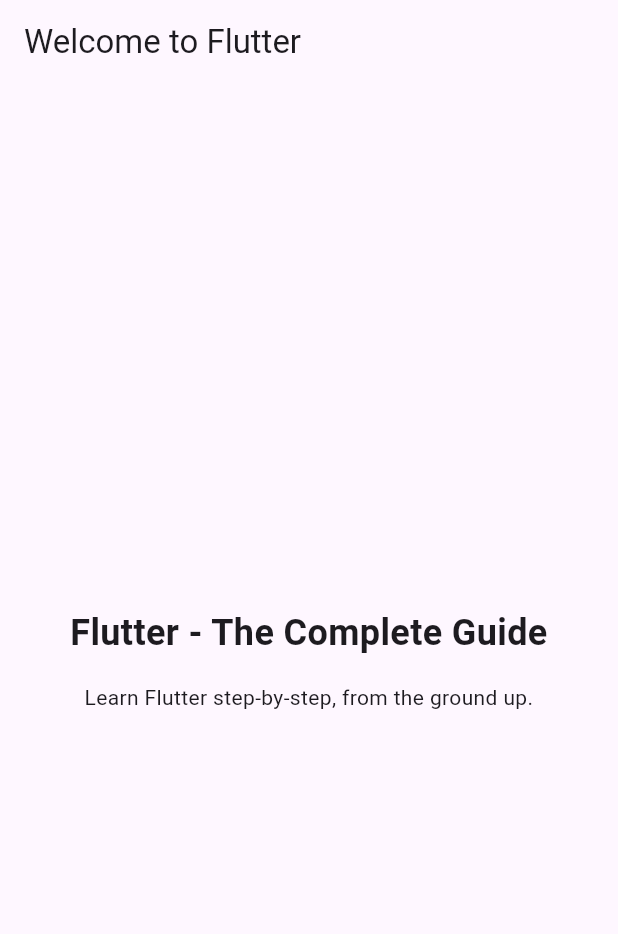
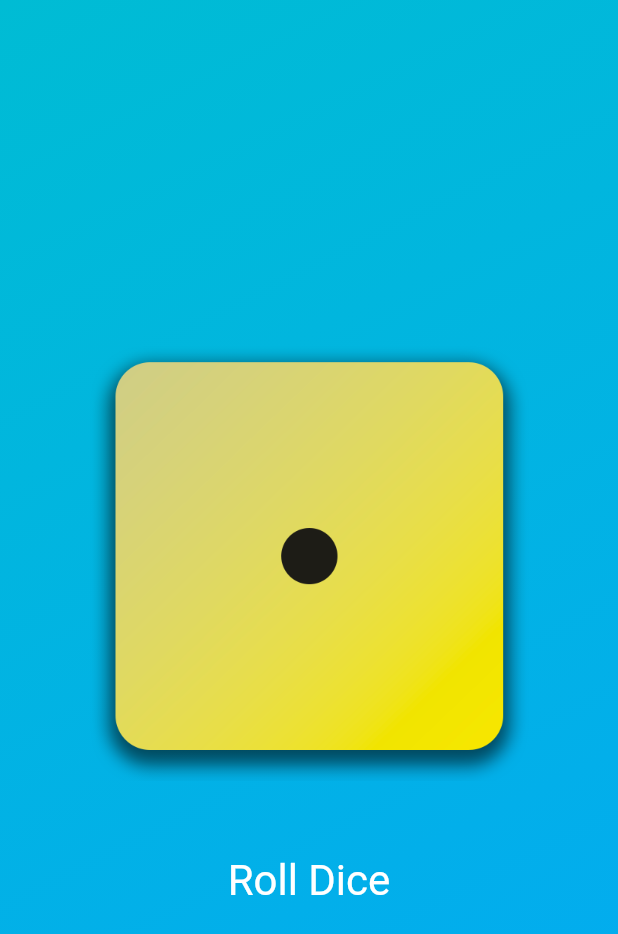
Before and after one commit to MrCoffe2k/Flutter-Dart-Course, a Flutter app: the screen it shows after launch, on a phone screen of 412 x 824 dp. Shown: the top 934 px of the screen. Run offline on Flutter 3.47's test engine with Material 2 defaults, Android fonts, the phone set to English and light mode, and no system bars.

Commit message:
Dice project

```diff
--- /dev/null
+++ b/flu_dar_course/lib/dice_roller.dart
@@ -0,0 +1,49 @@
+import 'package:flutter/material.dart';
+import 'dart:math';
+
+final randomizer = Random();
+
+class DiceRoller extends StatefulWidget {
+  const DiceRoller({super.key});
+
+  @override
+  State<DiceRoller> createState() {
+    return _DiceRollerState();
+  }
+}
+
+class _DiceRollerState extends State<DiceRoller> {
+  var currentDiceRoll = 1;
+
+  void rollDice() {
+    setState(() {
+      currentDiceRoll = randomizer.nextInt(6) + 1;
+    });
+  }
+
+  @override
+  Widget build(BuildContext context) {
+    return Column(
+      mainAxisSize: MainAxisSize.min,
+      children: [
+        Image.asset(
+          'assets/images/dice-images/dice-$currentDiceRoll.png',
+          width: 300,
+        ),
+        TextButton(
+          onPressed: rollDice,
+          style: TextButton.styleFrom(
+            padding: const EdgeInsets.only(
+              top: 50,
+            ),
+            foregroundColor: Colors.white,
+            textStyle: const TextStyle(
+              fontSize: 28,
+            ),
+          ),
+          child: const Text('Roll Dice'),
+        ),
+      ],
+    );
+  }
+}
--- /dev/null
+++ b/flu_dar_course/lib/gradientContainer.dart
@@ -0,0 +1,27 @@
+import 'package:flu_dar_course/dice_roller.dart';
+import 'package:flutter/material.dart';
+
+const startAlignment = Alignment.topLeft;
+const endAlignment = Alignment.bottomRight;
+
+class GradientContainer extends StatelessWidget {
+  const GradientContainer(this.color, {super.key});
+
+  final List<Color> color;
+
+  @override
+  Widget build(BuildContext context) {
+    return Container(
+      decoration: BoxDecoration(
+        gradient: LinearGradient(
+          colors: color,
+          begin: startAlignment,
+          end: endAlignment,
+        ),
+      ),
+      child: const Center(
+        child: DiceRoller(),
+      ),
+    );
+  }
+}
--- a/flu_dar_course/lib/main.dart
+++ b/flu_dar_course/lib/main.dart
@@ -1,54 +1,15 @@
 import 'package:flutter/material.dart';
+import 'package:flu_dar_course/gradientContainer.dart';
 
-void main() {
-  runApp(const MyApp());
+void main(List<String> args) {
+  runApp(
+    const MaterialApp(
+      home: Scaffold(
+        body: GradientContainer([
+          Colors.cyan,
+          Colors.lightBlue,
+        ]),
+      ),
+    ),
+  );
 }
-
-// With Flutter, you create user interfaces by combining "widgets"
-// You'll learn all about them (and much more) throughout this course!
-class MyApp extends StatelessWidget {
-  const MyApp({super.key});
-
-  // Every custom widget must have a build() method
-  // It tells Flutter, which widgets make up your custom widget
-  // Again: You'll learn all about that throughout the course!
-  @override
-  Widget build(BuildContext context) {
-    // Below, a bunch of built-in widgets are used (provided by Flutter)
-    // They will be explained in the next sections
-    // In this course, you will, of course, not just use them a lot but
-    // also learn about many other widgets!
-    return MaterialApp(
-      title: 'Flutter First App',
-      theme: ThemeData(useMaterial3: true),
-      home: Scaffold(
-        appBar: AppBar(
-          title: const Text('Welcome to Flutter'),
-        ),
-        body: Container(
-          width: double.infinity,
-          padding: const EdgeInsets.all(12),
-          child: Column(
-            mainAxisAlignment: MainAxisAlignment.center,
-            crossAxisAlignment: CrossAxisAlignment.center,
-            children: const [
-              Text(
-                'Flutter - The Complete Guide',
-                textAlign: TextAlign.center,
-                style: TextStyle(
-                  fontSize: 24,
-                  fontWeight: FontWeight.bold,
-                ),
-              ),
-              SizedBox(height: 16),
-              Text(
-                'Learn Flutter step-by-step, from the ground up.',
-                textAlign: TextAlign.center,
-              ),
-            ],
-          ),
-        ),
-      ),
-    );
-  }
-}
--- /dev/null
+++ b/flu_dar_course/lib/style_text.dart
@@ -0,0 +1,18 @@
+import 'package:flutter/material.dart';
+
+class StyleText extends StatelessWidget {
+   const StyleText(this.text, {super.key});
+
+  final String text;
+
+  @override
+  Widget build(BuildContext context) {
+    return Text(
+      text,
+      style: const TextStyle(
+        fontSize: 50,
+        color: Colors.white,
+      ),
+    );
+  }
+}
```
Also changed, not shown: flu_dar_course/pubspec.yaml (+7 -3 lines), flu_dar_course/assets/images/dice-images/dice-1.png (added), flu_dar_course/assets/images/dice-images/dice-2.png (added), flu_dar_course/assets/images/dice-images/dice-3.png (added), flu_dar_course/assets/images/dice-images/dice-4.png (added), flu_dar_course/assets/images/dice-images/dice-5.png (added), flu_dar_course/assets/images/dice-images/dice-6.png (added), 1 other file.
